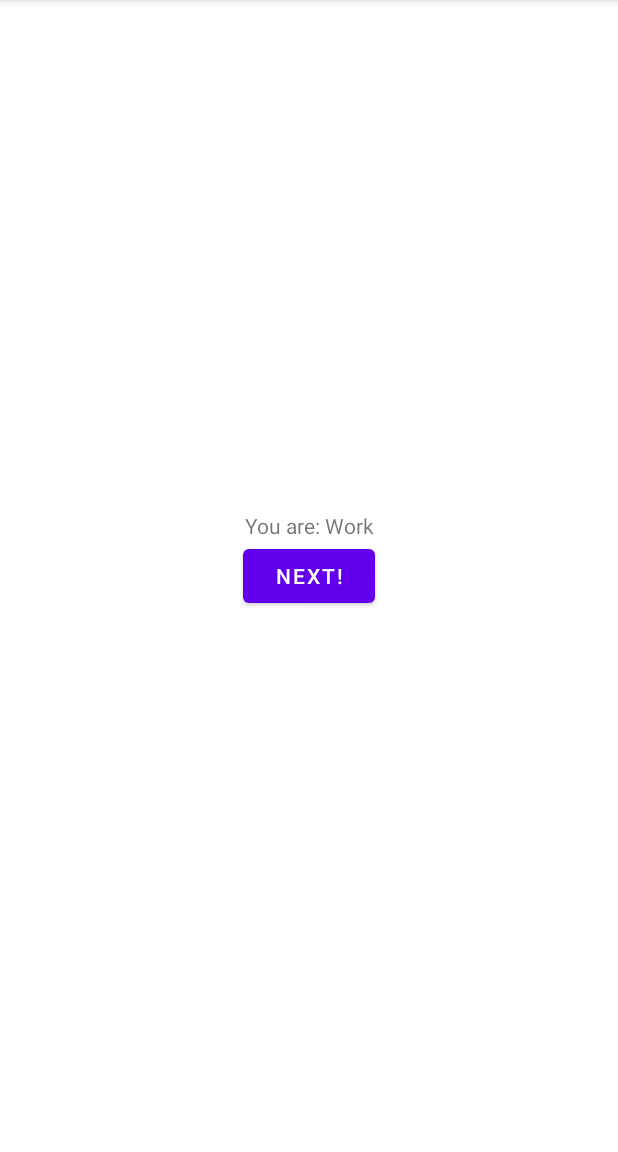
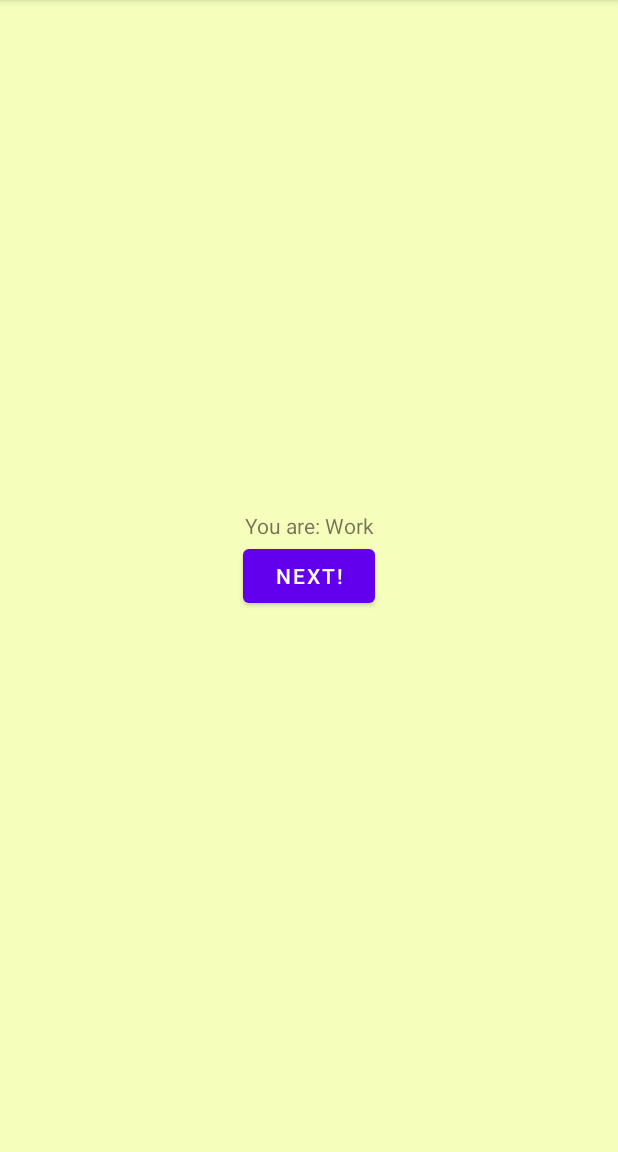
Before and after one commit to OCAndroid/navigation-component, an Android app: the screen it shows after launch (MainActivity), after a tap on "NEXT!", on a phone screen of 412 x 824 dp, the part 84-1236 px from its top. Run offline under Robolectric (Android 15) with nearby library versions, the phone set to English and light mode, and no system bars.

Commit message:
Update and Wireup Nav Destinatinos

```diff
--- a/app/src/main/java/org/ocandroid/nav/fragment/HomeFragment.kt
+++ b/app/src/main/java/org/ocandroid/nav/fragment/HomeFragment.kt
@@ -20,7 +20,8 @@ class HomeFragment : BindingFragment<FragmentHomeBinding>() {
 
     override fun onViewCreated(view: View, savedInstanceState: Bundle?) {
         binding?.actionButton?.setOnClickListener {
-            findNavController().navigate(HomeFragmentDirections.actionToWork())
+            val destination = HomeFragmentDirections.actionToWork("Android Developer", true)
+            findNavController().navigate(destination)
         }
     }
 }
--- a/app/src/main/java/org/ocandroid/nav/fragment/WorkFragment.kt
+++ b/app/src/main/java/org/ocandroid/nav/fragment/WorkFragment.kt
@@ -4,10 +4,13 @@ import android.os.Bundle
 import android.view.LayoutInflater
 import android.view.View
 import android.view.ViewGroup
-import android.widget.Toast
+import androidx.navigation.fragment.findNavController
+import androidx.navigation.fragment.navArgs
 import org.ocandroid.nav.databinding.FragmentWorkBinding
 
 class WorkFragment : BindingFragment<FragmentWorkBinding>() {
+
+    private val args: WorkFragmentArgs by navArgs()
 
     override fun onCreateView(
         inflater: LayoutInflater,
@@ -20,9 +23,7 @@ class WorkFragment : BindingFragment<FragmentWorkBinding>() {
 
     override fun onViewCreated(view: View, savedInstanceState: Bundle?) {
         binding?.actionButton?.setOnClickListener {
-            Toast.makeText(context, "No Destination!", Toast.LENGTH_SHORT).show()
+            findNavController().navigate(WorkFragmentDirections.actionToStore())
         }
     }
-
-
 }
--- /dev/null
+++ b/app/src/main/res/anim/slide_in.xml
@@ -0,0 +1,6 @@
+<?xml version="1.0" encoding="utf-8"?>
+<translate xmlns:android="http://schemas.android.com/apk/res/android"
+    android:duration="@android:integer/config_shortAnimTime"
+    android:fromXDelta="100%"
+    android:interpolator="@android:anim/decelerate_interpolator"
+    android:toXDelta="0%" />
--- /dev/null
+++ b/app/src/main/res/anim/slide_out.xml
@@ -0,0 +1,6 @@
+<?xml version="1.0" encoding="utf-8"?>
+<translate xmlns:android="http://schemas.android.com/apk/res/android"
+    android:duration="@android:integer/config_shortAnimTime"
+    android:fromXDelta="0%"
+    android:interpolator="@android:anim/decelerate_interpolator"
+    android:toXDelta="100%" />
--- a/app/src/main/res/layout/fragment_home.xml
+++ b/app/src/main/res/layout/fragment_home.xml
@@ -2,7 +2,8 @@
 <androidx.constraintlayout.widget.ConstraintLayout xmlns:android="http://schemas.android.com/apk/res/android"
     xmlns:app="http://schemas.android.com/apk/res-auto"
     android:layout_width="match_parent"
-    android:layout_height="match_parent">
+    android:layout_height="match_parent"
+    android:background="@color/white">
 
     <TextView
         android:layout_width="wrap_content"
--- a/app/src/main/res/layout/fragment_work.xml
+++ b/app/src/main/res/layout/fragment_work.xml
@@ -2,7 +2,8 @@
 <androidx.constraintlayout.widget.ConstraintLayout xmlns:android="http://schemas.android.com/apk/res/android"
     xmlns:app="http://schemas.android.com/apk/res-auto"
     android:layout_width="match_parent"
-    android:layout_height="match_parent">
+    android:layout_height="match_parent"
+    android:background="@color/bg_work">
 
     <TextView
         android:layout_width="wrap_content"
--- a/app/src/main/res/navigation/nav_graph.xml
+++ b/app/src/main/res/navigation/nav_graph.xml
@@ -1,18 +1,41 @@
 <?xml version="1.0" encoding="utf-8"?>
 <navigation xmlns:android="http://schemas.android.com/apk/res/android"
     xmlns:app="http://schemas.android.com/apk/res-auto"
-    android:id="@+id/nav_graph_main"
+    xmlns:tools="http://schemas.android.com/tools"
+    android:id="@+id/nav_graph"
     app:startDestination="@id/homeFragment">
+
+    <include app:graph="@navigation/store_nav_graph" />
 
     <fragment
         android:id="@+id/homeFragment"
         android:name="org.ocandroid.nav.fragment.HomeFragment">
         <action
             android:id="@+id/action_to_work"
-            app:destination="@id/workFragment" />
+            app:destination="@id/workFragment"
+            app:enterAnim="@anim/slide_in"
+            app:exitAnim="@anim/slide_out"
+            app:popEnterAnim="@anim/nav_default_pop_enter_anim"
+            app:popExitAnim="@anim/nav_default_pop_exit_anim" />
+
     </fragment>
 
     <fragment
         android:id="@+id/workFragment"
-        android:name="org.ocandroid.nav.fragment.WorkFragment" />
+        android:name="org.ocandroid.nav.fragment.WorkFragment">
+
+        <action
+            android:id="@+id/action_to_store"
+            app:destination="@id/store_nav_graph" />
+
+        <argument
+            android:name="role"
+            app:argType="string"
+            app:nullable="false" />
+
+        <argument
+            android:name="isDonutDay"
+            app:argType="boolean"
+            app:nullable="false" />
+    </fragment>
 </navigation>
--- /dev/null
+++ b/app/src/main/res/navigation/store_nav_graph.xml
@@ -0,0 +1,34 @@
+<?xml version="1.0" encoding="utf-8"?>
+<navigation xmlns:android="http://schemas.android.com/apk/res/android"
+    xmlns:app="http://schemas.android.com/apk/res-auto"
+    android:id="@+id/store_nav_graph"
+    app:startDestination="@id/storeFragment">
+
+    <fragment
+        android:id="@+id/storeFragment"
+        android:name="org.ocandroid.nav.fragment.StoreFragment">
+        <action
+            android:id="@+id/action_to_aile"
+            app:destination="@id/storeAileFragment" />
+    </fragment>
+
+    <fragment
+        android:id="@+id/storeAileFragment"
+        android:name="org.ocandroid.nav.fragment.StoreAileFragment">
+        <action
+            android:id="@+id/action_to_aile"
+            app:destination="@id/storeAileFragment" />
+        <action
+            android:id="@+id/action_to_backroom"
+            app:destination="@id/storeBackroomFragment" />
+        <argument
+            android:name="number"
+            app:argType="integer"
+            app:nullable="false" />
+    </fragment>
+
+    <fragment
+        android:id="@+id/storeBackroomFragment"
+        android:name="org.ocandroid.nav.fragment.StoreBackroomFragment">
+    </fragment>
+</navigation>
--- a/app/src/main/res/values/colors.xml
+++ b/app/src/main/res/values/colors.xml
@@ -7,4 +7,10 @@
     <color name="teal_700">#FF018786</color>
     <color name="black">#FF000000</color>
     <color name="white">#FFFFFFFF</color>
+    <color name="bg_work">#FFF5FFBB</color>
+    <color name="bg_store">#FFBEFFC9</color>
+    <color name="bg_store_aile_1">#FFCABEFF</color>
+    <color name="bg_store_aile_2">#FFBEEEFF</color>
+    <color name="bg_store_aile_3">#FFFFBEF3</color>
+    <color name="bg_backroom">#FF888888</color>
 </resources>
```
Also changed, not shown: app/src/main/java/org/ocandroid/nav/fragment/StoreAileFragment.kt (added, +49 -0 lines), app/src/main/java/org/ocandroid/nav/fragment/StoreBackroomFragment.kt (added, +30 -0 lines), app/src/main/java/org/ocandroid/nav/fragment/StoreFragment.kt (added, +30 -0 lines), app/src/main/res/layout/fragment_store.xml (added, +55 -0 lines), app/src/main/res/layout/fragment_store_aile.xml (added, +45 -0 lines), app/src/main/res/layout/fragment_store_backroom.xml (added, +46 -0 lines).
